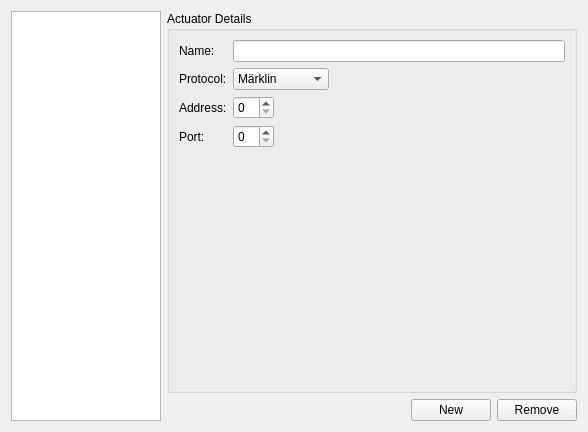
First picture: the form in actuatorsettings.ui, repository jehrichs/des-control, before the edit.
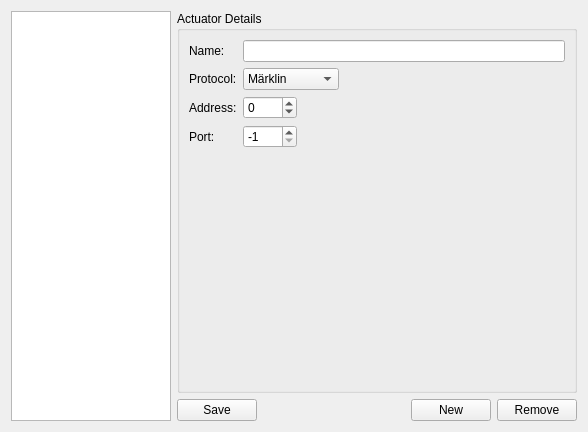
Second picture: the form after the edit.

```diff
--- a/actuatorsettings.ui
+++ b/actuatorsettings.ui
@@ -18,10 +18,25 @@
     <widget class="QListWidget" name="listWidgetTrains">
      <property name="maximumSize">
       <size>
-       <width>150</width>
+       <width>200</width>
        <height>16777215</height>
       </size>
      </property>
+     <property name="showDropIndicator" stdset="0">
+      <bool>false</bool>
+     </property>
+     <property name="alternatingRowColors">
+      <bool>true</bool>
+     </property>
+     <property name="iconSize">
+      <size>
+       <width>0</width>
+       <height>0</height>
+      </size>
+     </property>
+     <property name="textElideMode">
+      <enum>Qt::ElideRight</enum>
+     </property>
     </widget>
    </item>
    <item>
@@ -34,6 +49,12 @@
          <verstretch>0</verstretch>
         </sizepolicy>
        </property>
+       <property name="minimumSize">
+        <size>
+         <width>400</width>
+         <height>0</height>
+        </size>
+       </property>
        <property name="title">
         <string>Actuator Details</string>
        </property>
@@ -83,10 +104,33 @@
          </widget>
         </item>
         <item row="4" column="1">
-         <widget class="QSpinBox" name="spinBoxPort"/>
+         <widget class="QSpinBox" name="spinBoxPort">
+          <property name="minimum">
+           <number>-1</number>
+          </property>
+          <property name="maximum">
+           <number>9999</number>
+          </property>
+          <property name="value">
+           <number>-1</number>
+          </property>
+         </widget>
         </item>
         <item row="3" column="1">
-         <widget class="QSpinBox" name="spinBoxAddress"/>
+         <widget class="QSpinBox" name="spinBoxAddress">
+          <property name="buttonSymbols">
+           <enum>QAbstractSpinBox::UpDownArrows</enum>
+          </property>
+          <property name="minimum">
+           <number>-1</number>
+          </property>
+          <property name="maximum">
+           <number>9999</number>
+          </property>
+          <property name="value">
+           <number>0</number>
+          </property>
+         </widget>
         </item>
         <item row="4" column="0">
          <widget class="QLabel" name="labelPort">
@@ -107,6 +151,22 @@
      </item>
      <item>
       <layout class="QHBoxLayout" name="horizontalLayout">
+       <item>
+        <widget class="QPushButton" name="buttonSave">
+         <property name="text">
+          <string>Save</string>
+         </property>
+         <property name="autoDefault">
+          <bool>false</bool>
+         </property>
+         <property name="default">
+          <bool>false</bool>
+         </property>
+         <property name="flat">
+          <bool>false</bool>
+         </property>
+        </widget>
+       </item>
        <item>
         <spacer name="horizontalSpacer">
          <property name="orientation">
```
Left out of the diff: 80 changed lines with no effect on the pictures.
